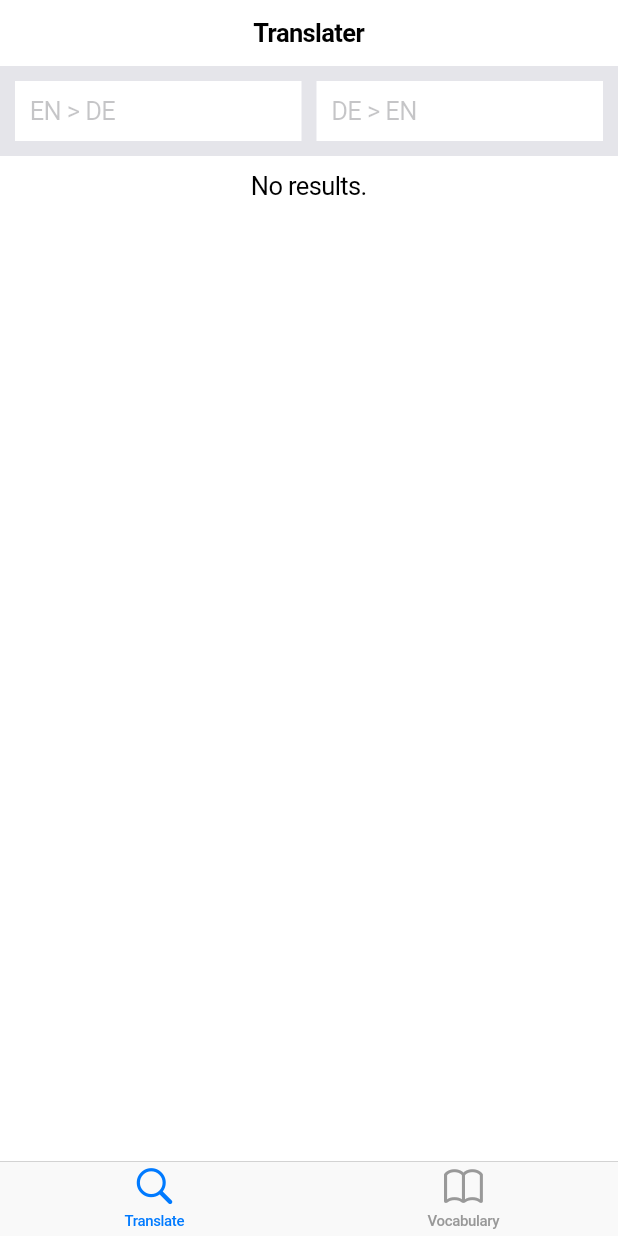
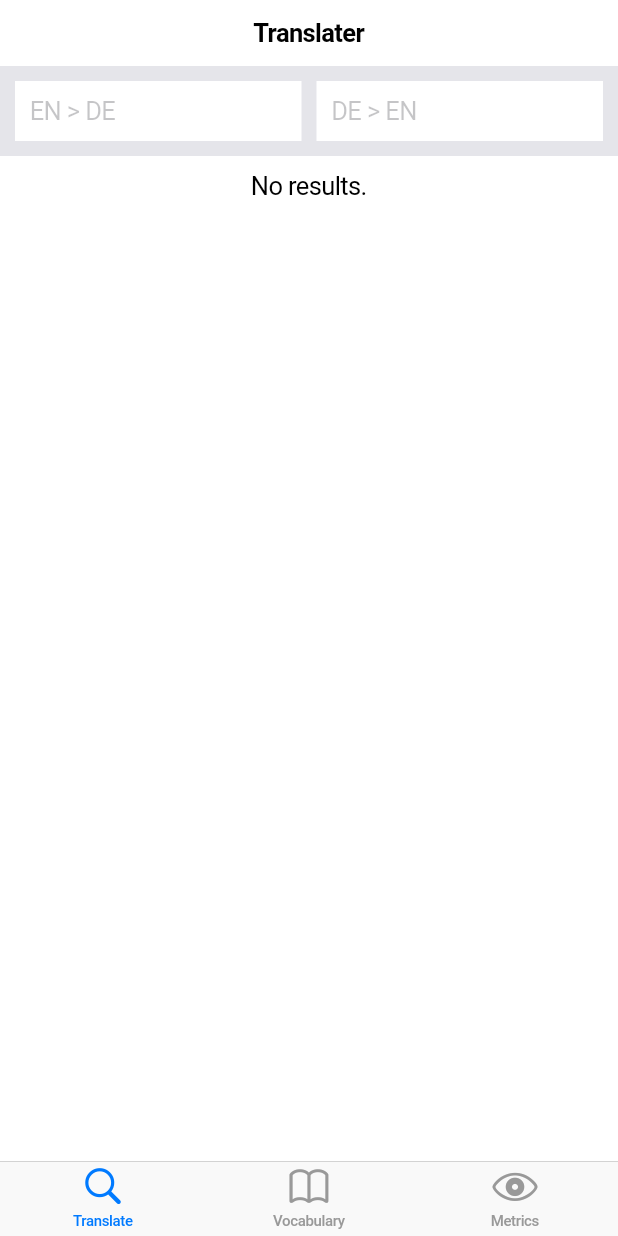
Before and after one commit to ernesto-elsaesser/translater, a Flutter app: the screen it shows after launch, on a phone screen of 412 x 824 dp. Run offline on Flutter 3.47's test engine with Material 2 defaults, Android fonts, the phone set to English and light mode, and no system bars.

Commit message:
add metrics tab, fix persistence

```diff
--- a/lib/services/VocabularyService.dart
+++ b/lib/services/VocabularyService.dart
@@ -30,7 +30,7 @@ class VocabularyService with WidgetsBindingObserver {
 
   void _writeToDisk() async {
     final file = await _vocabularyFile();
-    final json = jsonEncode(_relations);
+    final json = jsonEncode(_relations.toList());
     file.writeAsString(json);
     print("Saved vocabulary on disk (${_relations.length} entries).");
   }
--- a/lib/widgets/SearchWidget.dart
+++ b/lib/widgets/SearchWidget.dart
@@ -31,7 +31,7 @@ class SearchWidgetState extends State<SearchWidget> {
     if (_selectedResult != null) {
       final selectionText = "$_activeConfig: ${_selectedResult.word}";
       final selectionBar = Container(
-          color: Color(0xFFEEEEEE),
+          color: Color(0xFFBBBBDD),
           padding: EdgeInsets.all(10.0),
           child: Center(child: Text(selectionText)));
       sections.add(selectionBar);
--- a/lib/widgets/TranslaterApp.dart
+++ b/lib/widgets/TranslaterApp.dart
@@ -26,7 +26,8 @@ class TranslaterAppState extends State<TranslaterApp> {
   void initState() {
     _tabs = [
       Tab('Translate', CupertinoIcons.search, (_) => SearchWidget()),
-      Tab('Vocabulary', CupertinoIcons.book, (_) => VocabularyWidget())
+      Tab('Vocabulary', CupertinoIcons.book, (_) => VocabularyWidget()),
+      Tab('Metrics', CupertinoIcons.eye, (_) => Container())
     ];
     super.initState();
     VocabularyService.instance.init();
@@ -40,7 +41,8 @@ class TranslaterAppState extends State<TranslaterApp> {
             tabBar: CupertinoTabBar(
               items: <BottomNavigationBarItem>[
                 _buildBarItem(0),
-                _buildBarItem(1)
+                _buildBarItem(1),
+                _buildBarItem(2)
               ],
             ),
             tabBuilder: _buildTab)));
```
